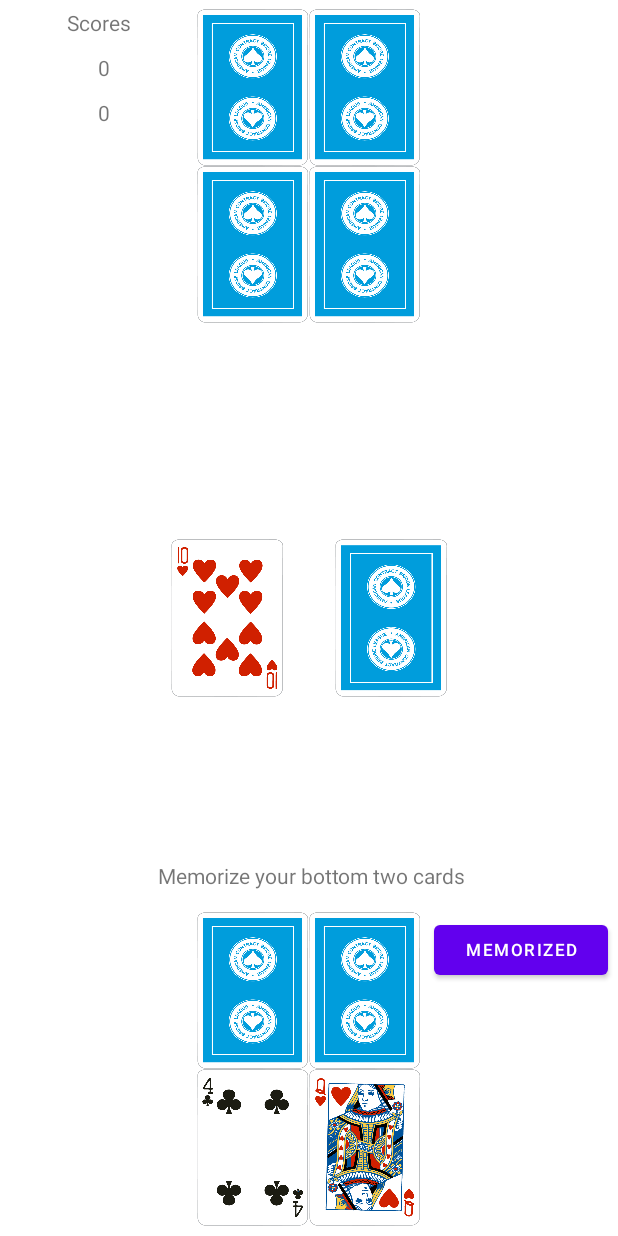
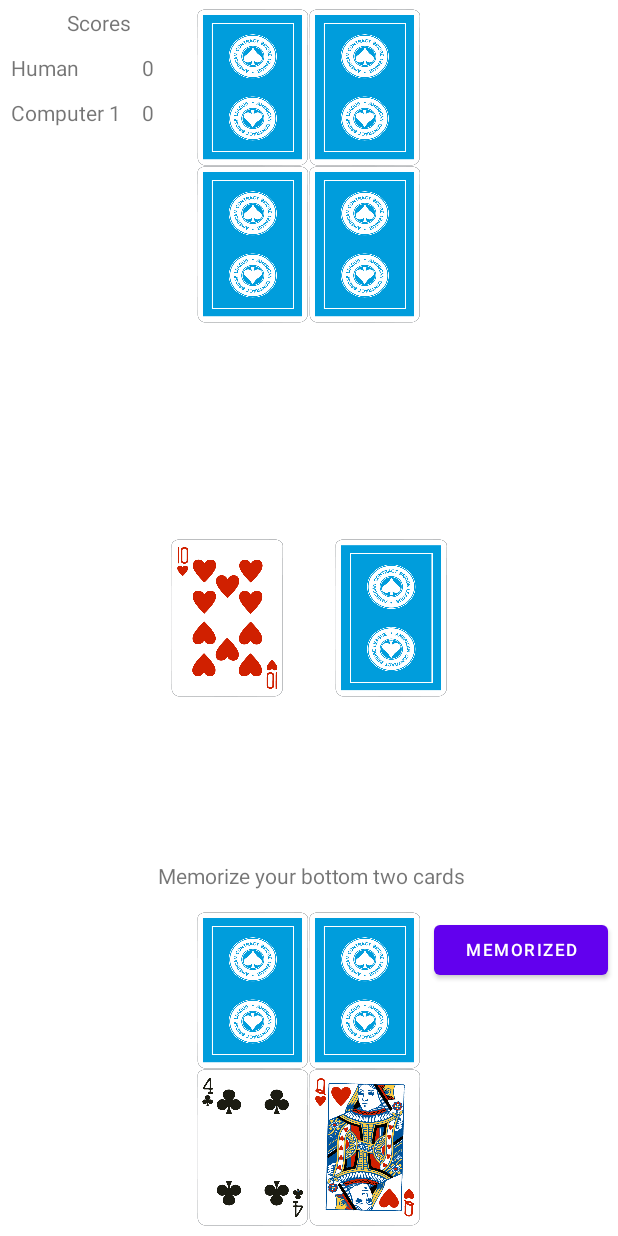
Before and after one commit to RSXEnthusiast/CardGameSuite, an Android app: the screen it shows after launch (Fives), after a tap on "ONE", on a phone screen of 412 x 824 dp. Run offline under Robolectric (Android 15) with nearby library versions, the phone set to English and light mode, and no system bars.

Commit message:
Minor update and bug fix
-Fixed bug where top card could be flipped up after round was complete
-Added ability to return to main menu after game is complete
-Added names for the AI in the scoreboard.

```diff
--- a/CardGameSuiteApp/app/src/main/java/com/example/cardgamesuiteapp/Fives.java
+++ b/CardGameSuiteApp/app/src/main/java/com/example/cardgamesuiteapp/Fives.java
@@ -25,22 +25,33 @@ public class Fives extends AppCompatActivity {
     static Card viewDeck;// The deck view
     static TextView viewInstruction;// The instruction view
     static Button viewConfirm;// The button the user will press once they've memorized their cards
+    static Button viewReturnToMainMenu;
     static TextView[] viewPlayerNames;// The textViews of the player names
     static TextView[] viewPlayerScores;// The textView of the player scores.
     static View viewDiscardHighlight;
+    static View[] viewAINumButtons;
     static fivesStage stage;// The current stage of play
     static int winnerIndex;
-    ScheduledExecutorService executorService = Executors.newSingleThreadScheduledExecutor();
 
     @Override
     protected void onCreate(Bundle savedInstanceState) {
         super.onCreate(savedInstanceState);
         setContentView(R.layout.single_player_menu);
-        findViewById(R.id.oneAI).setOnClickListener(v -> selectedOneAI());
-        findViewById(R.id.twoAI).setOnClickListener(v -> selectedTwoAI());
-        findViewById(R.id.threeAI).setOnClickListener(v -> selectedThreeAI());
-        findViewById(R.id.fourAI).setOnClickListener(v -> selectedFourAI());
-        findViewById(R.id.fiveAI).setOnClickListener(v -> selectedFiveAI());
+        initAISelectionMenu();
+    }
+
+    private void initAISelectionMenu() {
+        viewAINumButtons = new View[5];
+        viewAINumButtons[0] = findViewById(R.id.oneAI);
+        viewAINumButtons[0].setOnClickListener(v -> selectedOneAI());
+        viewAINumButtons[1] = findViewById(R.id.twoAI);
+        viewAINumButtons[1].setOnClickListener(v -> selectedTwoAI());
+        viewAINumButtons[2] = findViewById(R.id.threeAI);
+        viewAINumButtons[2].setOnClickListener(v -> selectedThreeAI());
+        viewAINumButtons[3] = findViewById(R.id.fourAI);
+        viewAINumButtons[3].setOnClickListener(v -> selectedFourAI());
+        viewAINumButtons[4] = findViewById(R.id.fiveAI);
+        viewAINumButtons[4].setOnClickListener(v -> selectedFiveAI());
     }
 
     private void selectedOneAI() {
@@ -75,6 +86,11 @@ public class Fives extends AppCompatActivity {
         viewPlayerNames = new TextView[numHumans + numAI];
         viewPlayerScores = new TextView[numHumans + numAI];
         initViewPlayers();
+        //Temp - placeholder for player name
+        viewPlayerNames[0].setText("Human");
+        for (int i = numHumans; i <= numAI; i++) {
+            viewPlayerNames[i].setText("Computer " + i);
+        }
         totalScores = new int[numHumans + numAI];
         deck = new Standard(true, numHumans + numAI);
         viewDiscard = findViewById(R.id.discard);
@@ -85,7 +101,14 @@ public class Fives extends AppCompatActivity {
         viewInstruction = findViewById(R.id.instruction);
         viewConfirm = findViewById(R.id.confirmButton);
         viewConfirm.setOnClickListener(v -> confirmButtonTapped());//call confirmButtonTapped when that button is tapped
+        viewReturnToMainMenu = findViewById(R.id.returnToMainMenuButton);
+        viewReturnToMainMenu.setOnClickListener(v -> returnToMainMenu());
         newGame();
+    }
+
+    private void returnToMainMenu() {
+        setContentView(R.layout.single_player_menu);
+        initAISelectionMenu();
     }
 
     private void setContentView() {
@@ -159,6 +182,7 @@ public class Fives extends AppCompatActivity {
             case "New Game":
                 stage = fivesStage.memCards;
                 viewConfirm.setText("Memorized");
+                viewReturnToMainMenu.setVisibility(View.INVISIBLE);
                 newGame();
         }
     }
@@ -401,6 +425,8 @@ public class Fives extends AppCompatActivity {
                     return "Select a face down card to flip over";
                 case drewFromDiscard:
                     return "Select a face down card to swap the new card with";
+                case roundOver:
+                    return "Press continue";
                 case gameOver:
                     return viewPlayerNames[winnerIndex].getText() + " won!";
             }
@@ -421,6 +447,7 @@ public class Fives extends AppCompatActivity {
                 }
             }
         }
+        stage = fivesStage.roundOver;
         return true;
     }
 
@@ -456,6 +483,7 @@ public class Fives extends AppCompatActivity {
             stage = fivesStage.gameOver;
             updateViewInstruction();
             viewConfirm.setText("New Game");
+            viewReturnToMainMenu.setVisibility(View.VISIBLE);
         } else {
             viewConfirm.setText("Continue");
         }
@@ -742,6 +770,6 @@ public class Fives extends AppCompatActivity {
      * The stages of the fives game turn
      */
     private enum fivesStage {
-        memCards, draw, drewFromDraw, discardedFromDraw, drewFromDiscard, gameOver
+        memCards, draw, drewFromDraw, discardedFromDraw, drewFromDiscard, roundOver, gameOver
     }
 }
--- a/CardGameSuiteApp/app/src/main/res/layout/two_players.xml
+++ b/CardGameSuiteApp/app/src/main/res/layout/two_players.xml
@@ -15,6 +15,19 @@
         android:gravity="center"
         android:text="Memorized"
         android:textSize="11dp"
+        app:layout_constraintStart_toEndOf="@id/player1"
+        app:layout_constraintTop_toBottomOf="@id/instruction" />
+
+    <Button
+        android:id="@+id/returnToMainMenuButton"
+        android:layout_width="116dp"
+        android:layout_height="45dp"
+        android:layout_marginStart="8dp"
+        android:layout_marginTop="56dp"
+        android:gravity="center"
+        android:text="Main Menu"
+        android:textSize="11dp"
+        android:visibility="invisible"
         app:layout_constraintStart_toEndOf="@id/player1"
         app:layout_constraintTop_toBottomOf="@id/instruction" />
 
@@ -112,8 +125,7 @@
                 android:layout_width="match_parent"
                 android:layout_height="match_parent"
                 android:layout_gravity="center"
-                android:layout_weight="1"
-                android:text="0" />
+                android:layout_weight="3" />
         </LinearLayout>
 
         <LinearLayout
@@ -133,8 +145,7 @@
                 android:layout_width="match_parent"
                 android:layout_height="match_parent"
                 android:layout_gravity="center"
-                android:layout_weight="1"
-                android:text="0" />
+                android:layout_weight="3" />
         </LinearLayout>
     </LinearLayout>
 </androidx.constraintlayout.widget.ConstraintLayout>
```
Also changed, not shown: CardGameSuiteApp/app/src/main/res/layout/five_players.xml (+18 -10 lines), CardGameSuiteApp/app/src/main/res/layout/four_players.xml (+17 -8 lines), CardGameSuiteApp/app/src/main/res/layout/six_players.xml (+19 -12 lines), CardGameSuiteApp/app/src/main/res/layout/three_players.xml (+16 -6 lines).
